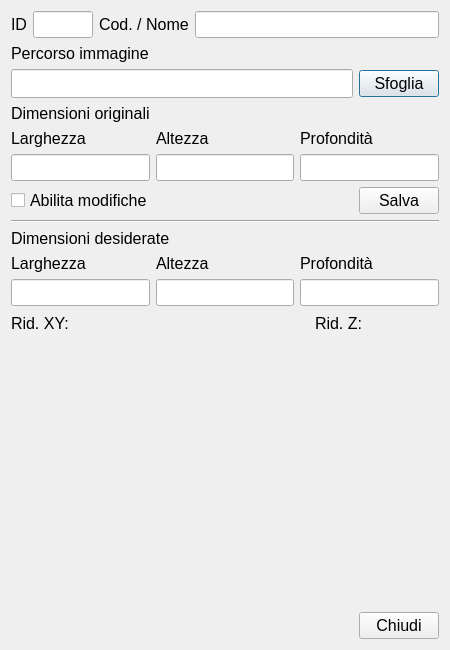
First picture: the form in Sculpture.ui, repository LuigiCaradonna/funeraria, before the edit.
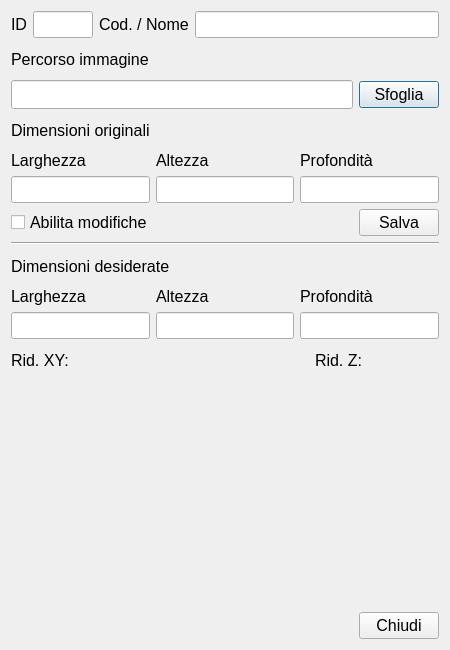
Second picture: the form after the edit.

Commit message: Set fixed size for image area

Patch:
```diff
--- a/Sculpture.ui
+++ b/Sculpture.ui
@@ -456,24 +456,23 @@
      </item>
      <item>
       <widget class="QLabel" name="lblImgPreview">
+       <property name="minimumSize">
+        <size>
+         <width>430</width>
+         <height>225</height>
+        </size>
+       </property>
+       <property name="maximumSize">
+        <size>
+         <width>430</width>
+         <height>225</height>
+        </size>
+       </property>
        <property name="text">
         <string/>
        </property>
       </widget>
      </item>
-     <item>
-      <spacer name="verticalSpacer">
-       <property name="orientation">
-        <enum>Qt::Orientation::Vertical</enum>
-       </property>
-       <property name="sizeHint" stdset="0">
-        <size>
-         <width>20</width>
-         <height>40</height>
-        </size>
-       </property>
-      </spacer>
-     </item>
      <item>
       <layout class="QHBoxLayout" name="BottomContainer">
        <item>
```
